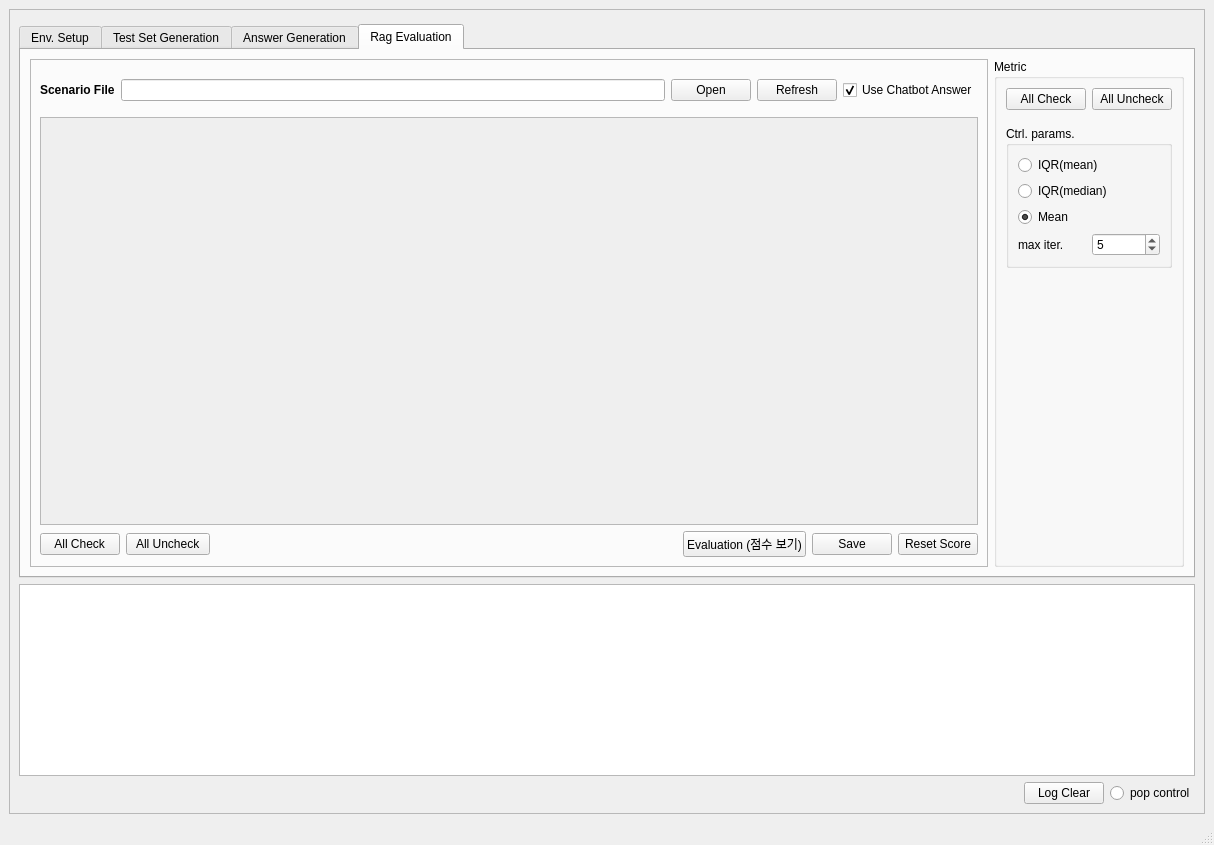
This is chatgpt_performance_metric/source/ui_designer/main_frame.ui in tom-shin/perf_metric as Qt 5 draws it before an edit. The edited form follows.
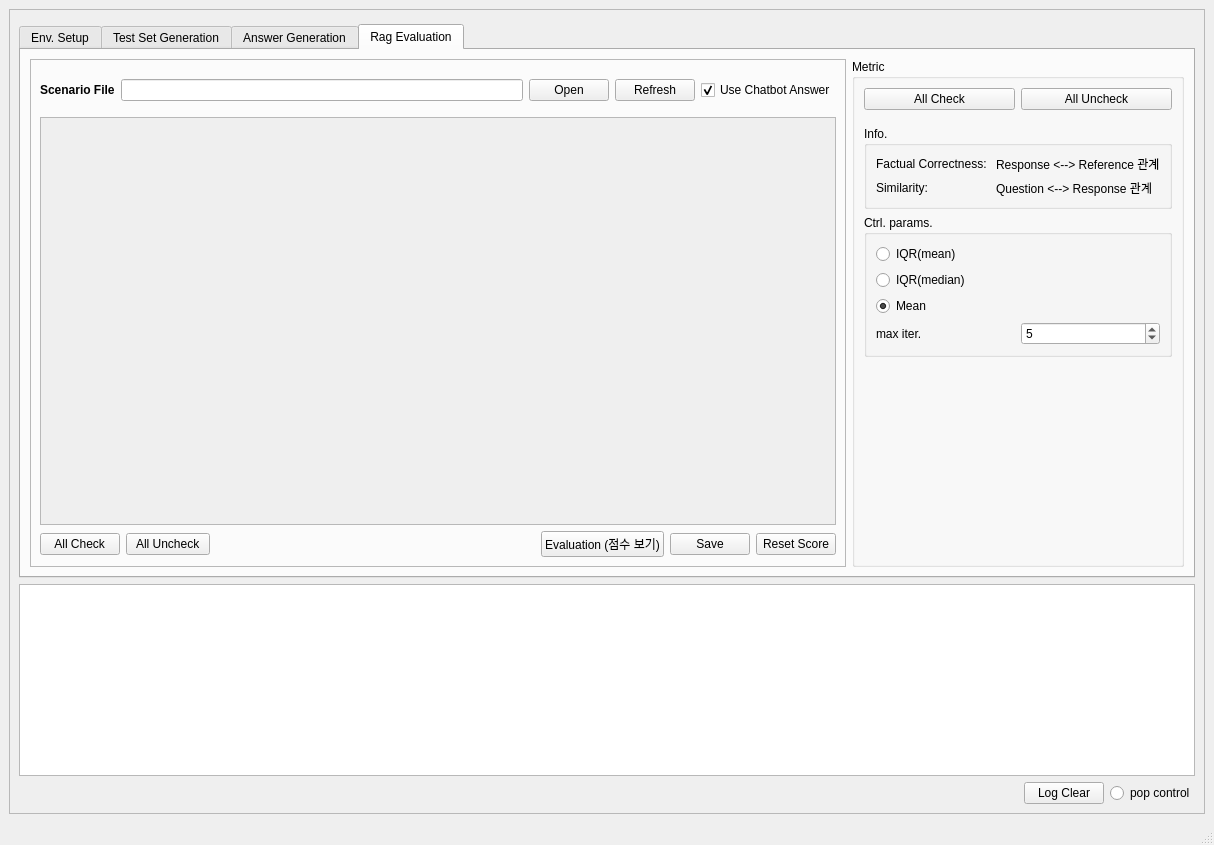
This is the edited form. The open tabs and pages were chosen to show the change.

```diff
--- a/chatgpt_performance_metric/source/ui_designer/main_frame.ui
+++ b/chatgpt_performance_metric/source/ui_designer/main_frame.ui
@@ -936,6 +936,47 @@
                 </property>
                </spacer>
               </item>
+              <item>
+               <widget class="QGroupBox" name="groupBox_5">
+                <property name="title">
+                 <string>Info.</string>
+                </property>
+                <layout class="QVBoxLayout" name="verticalLayout_9">
+                 <item>
+                  <layout class="QGridLayout" name="gridLayout_7">
+                   <item row="0" column="0">
+                    <widget class="QLabel" name="label_13">
+                     <property name="text">
+                      <string>Factual Correctness: </string>
+                     </property>
+                    </widget>
+                   </item>
+                   <item row="0" column="1">
+                    <widget class="QLabel" name="label_14">
+                     <property name="text">
+                      <string>Response &lt;--&gt; Reference 관계</string>
+                     </property>
+                    </widget>
+                   </item>
+                   <item row="1" column="0">
+                    <widget class="QLabel" name="label_15">
+                     <property name="text">
+                      <string>Similarity:</string>
+                     </property>
+                    </widget>
+                   </item>
+                   <item row="1" column="1">
+                    <widget class="QLabel" name="label_16">
+                     <property name="text">
+                      <string>Question &lt;--&gt; Response 관계</string>
+                     </property>
+                    </widget>
+                   </item>
+                  </layout>
+                 </item>
+                </layout>
+               </widget>
+              </item>
               <item>
                <widget class="QGroupBox" name="groupBox_2">
                 <property name="title">
@@ -1044,7 +1085,7 @@
                   <rect>
                    <x>0</x>
                    <y>0</y>
-                   <width>944</width>
+                   <width>776</width>
                    <height>365</height>
                   </rect>
                  </property>
```
Left out of the diff: 13 changed lines with no effect on the pictures.
